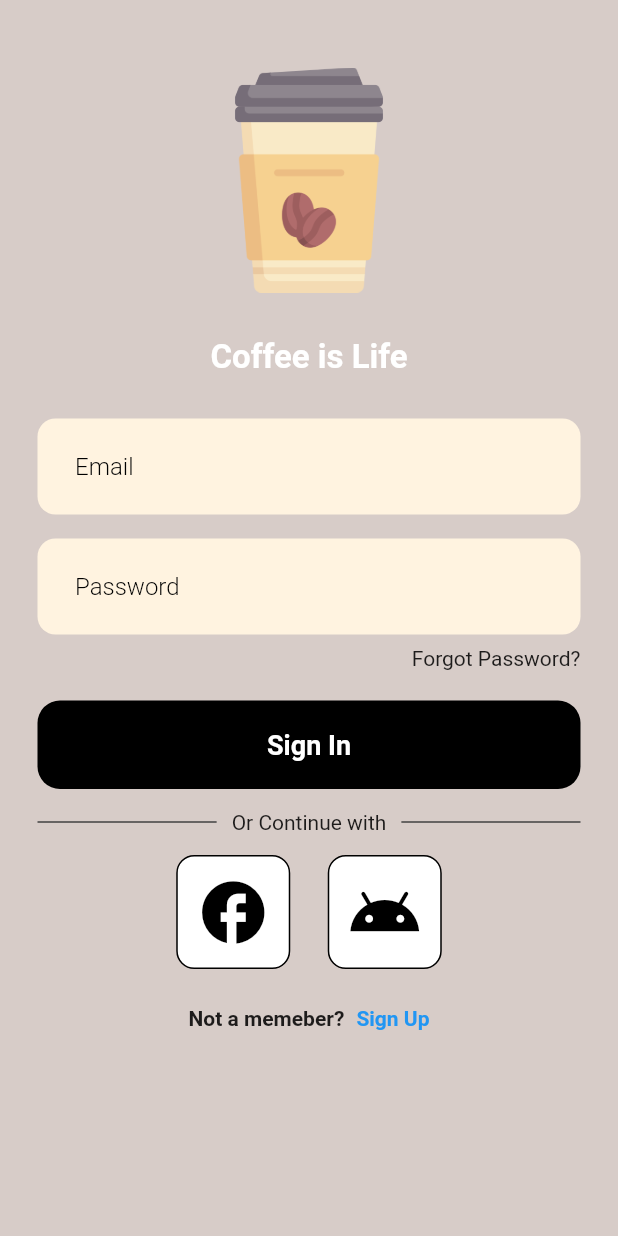
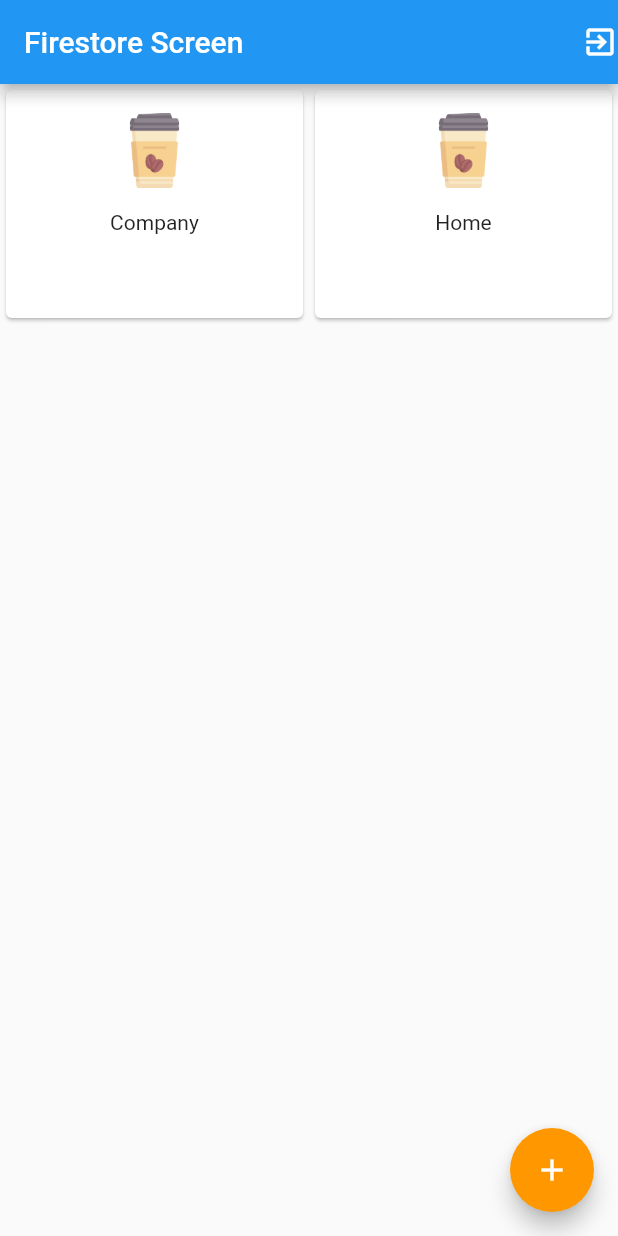
Before and after one commit to mouad-df/coffee_shop, a Flutter app: the screen it shows after launch, on a phone screen of 412 x 824 dp. Run offline on Flutter 3.47's test engine with Material 2 defaults, Android fonts, the phone set to English and light mode, and no system bars; our stand-ins replace cloud_firestore, firebase_auth, firebase_core, get, google_nav_bar; accounts and stored records are empty.

Commit message:
cloud_firestore added

```diff
--- a/lib/main.dart
+++ b/lib/main.dart
@@ -1,7 +1,7 @@
 import 'package:flutter/material.dart';
 import 'package:get/get.dart';
-import 'package:minllogin_ui/models/auth_screen.dart';
 import 'package:minllogin_ui/models/mybinding.dart';
+import 'package:minllogin_ui/screens/firebase_Screen.dart';
 import 'package:minllogin_ui/screens/login_screen.dart';
 import 'package:firebase_core/firebase_core.dart';
 
@@ -19,11 +19,11 @@ class MyApp extends StatelessWidget {
     // ignore: prefer_const_constructors
     return GetMaterialApp(
       debugShowCheckedModeBanner: false,
-      home: LoginScreen(),
+      home: FirestoreSreeen(),
 
       initialBinding: MyBiinding(),
       getPages: [
-        GetPage(name: "/", page: () => const LoginScreen()),
+        GetPage(name: "/", page: () => const FirestoreSreeen()),
       ],
     );
   }
--- a/lib/screens/cart_Screen.dart
+++ b/lib/screens/cart_Screen.dart
@@ -43,6 +43,7 @@ class _CartScreenState extends State<CartScreen> {
                           icon: const Icon(Icons.delete));
                     })),
                     GestureDetector(
+
                       child: Container(
                         padding: const EdgeInsets.all(25),
                         width: double.infinity,
--- /dev/null
+++ b/lib/screens/firebase_Screen.dart
@@ -0,0 +1,50 @@
+import 'package:flutter/material.dart';
+import 'package:get/get.dart';
+import 'package:minllogin_ui/screens/cart_Screen.dart';
+import 'package:minllogin_ui/screens/category_screen.dart';
+
+class FirestoreSreeen extends StatelessWidget {
+  const FirestoreSreeen({super.key});
+
+  @override
+  Widget build(BuildContext context) {
+    return Scaffold(
+      floatingActionButton: FloatingActionButton(
+        backgroundColor: Colors.orange,
+        child: Icon(Icons.add),
+        onPressed: () {
+          Get.to(() => CategoryScreen());
+        },
+      ),
+
+      appBar: AppBar(
+        title: Text("Firestore Screen"),
+        actions: [
+          Icon(Icons.exit_to_app),
+        ],
+      ),
+      body: GridView(
+        gridDelegate: SliverGridDelegateWithFixedCrossAxisCount(
+            crossAxisCount: 2, mainAxisExtent: 160),
+        children: [
+          Card(
+            child: Column(children: [
+              Container(
+                  padding: EdgeInsets.all(15),
+                  child: Image.asset('images/coffee.png',height: 50,width: 50,)),
+              Text("Company")
+            ]),
+          ),
+          Card(
+            child: Column(children: [
+              Container(
+                  padding: EdgeInsets.all(15),
+                  child: Image.asset('images/coffee.png',height: 50,width: 50,)),
+              Text("Home")
+            ]),
+          )
+        ],
+      ),
+    );
+  }
+}
--- a/pubspec.yaml
+++ b/pubspec.yaml
@@ -38,6 +38,7 @@ dependencies:
   get:
   firebase_auth: ^4.9.0
   firebase_core: ^2.15.1
+  cloud_firestore: ^4.9.1
 
 dev_dependencies:
   flutter_test:
```
Also changed, not shown: lib/models/auth_screen.dart (deleted, +0 -23 lines), lib/models/category_controller.dart (added, +33 -0 lines), lib/screens/category_screen.dart (added, +49 -0 lines), pubspec.lock, 1 other file.
